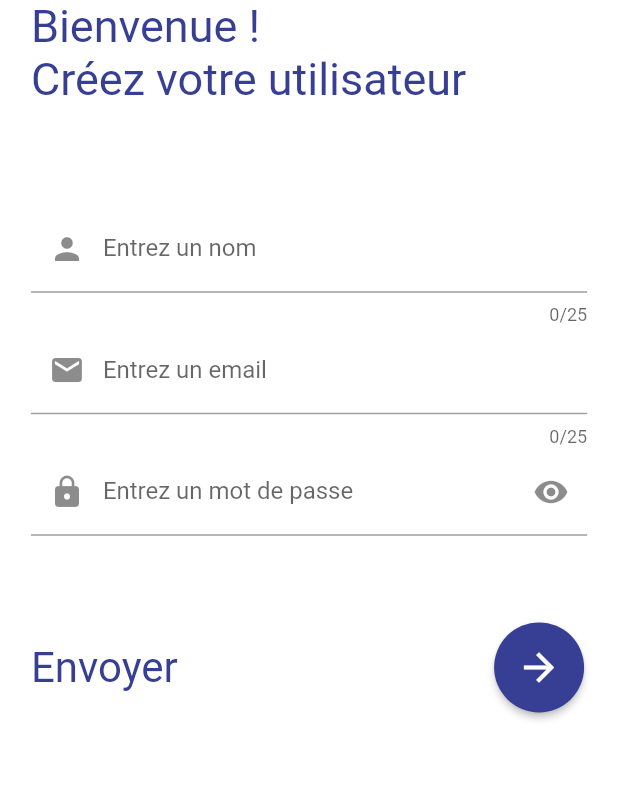
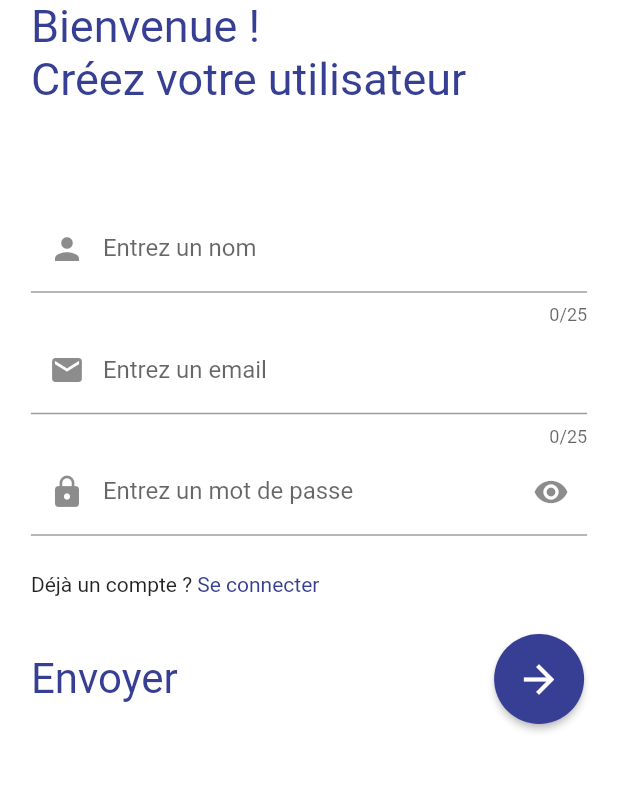
Before and after one commit to KodeLab-fr/ExpenseTracker, a Flutter app: the AuthPage screen opened by its route, on a phone screen of 412 x 824 dp, the part 222-1014 px from its top. Run offline on Flutter 3.47's test engine with Material 2 defaults, Android fonts, the phone set to English and light mode, and no system bars; our stand-ins replace flutter_dotenv, flutter_svg, get, get_storage, smooth_page_indicator; accounts and stored records are empty.

Commit message:
sign In and up working

```diff
--- a/Frontend/expensetracker/lib/shared/models/server_response.dart
+++ b/Frontend/expensetracker/lib/shared/models/server_response.dart
@@ -1,3 +1,4 @@
+///Server response model
 class ResponseModel {
   int code;
   String message;
--- a/Frontend/expensetracker/lib/src/auth/domain/models/sign_up.dart
+++ b/Frontend/expensetracker/lib/src/auth/domain/models/sign_up.dart
@@ -1,3 +1,7 @@
+
+
+import 'dart:convert';
+
 class SignUpInfo {
   String username;
   String email;
@@ -9,7 +13,18 @@ class SignUpInfo {
     required this.password,
   });
 
-  Map<String, String> toJson() {
+  factory SignUpInfo.fromMap(Map<String, dynamic> map) {
+    return SignUpInfo(
+      username: map['username'] as String,
+      email: map['email'] as String,
+      password: map['password'] as String,
+    );
+  }
+
+  factory SignUpInfo.fromJson(String source) =>
+      SignUpInfo.fromMap(json.decode(source) as Map<String, dynamic>);
+
+  Map<String, String> toMap() {
     Map<String, String> map = {
       'username': username,
       'email': email,
@@ -18,6 +33,8 @@ class SignUpInfo {
     return map;
   }
 
+  String toJson() => json.encode(toMap());
+
   @override
   String toString() {
     return 'name: $username, email: $email, password: $password';
--- a/Frontend/expensetracker/lib/src/auth/presentation/pages/authpage.dart
+++ b/Frontend/expensetracker/lib/src/auth/presentation/pages/authpage.dart
@@ -11,16 +11,26 @@ class AuthPage extends StatefulWidget {
 
 class _AuthPageState extends State<AuthPage> {
   final scaffoldKey = GlobalKey<ScaffoldState>();
+  bool isSignUpFormVisible = true;
+
+  void toggleForm() {
+    setState(() {
+      isSignUpFormVisible = !isSignUpFormVisible;
+    });
+  }
 
   @override
   Widget build(BuildContext context) {
     final double width = MediaQuery.of(context).size.width;
     return Scaffold(
-        key: scaffoldKey,
-        backgroundColor: const Color(0xFFffffff),
-        body: Padding(
-          padding: EdgeInsets.symmetric(horizontal: width * 0.05),
-          child: const SignUpForm(),
-        ));
+      key: scaffoldKey,
+      backgroundColor: const Color(0xFFffffff),
+      body: Padding(
+        padding: EdgeInsets.symmetric(horizontal: width * 0.05),
+        child: isSignUpFormVisible
+            ? SignUpForm(toggleForm: toggleForm)
+            : SignInForm(toggleForm: toggleForm),
+      ),
+    );
   }
 }
--- a/Frontend/expensetracker/lib/src/auth/presentation/widgets/sign_up_form.dart
+++ b/Frontend/expensetracker/lib/src/auth/presentation/widgets/sign_up_form.dart
@@ -5,7 +5,8 @@ import 'package:get/get.dart';
 import '../controllers/sign_up.dart';
 
 class SignUpForm extends StatefulWidget {
-  const SignUpForm({super.key});
+  final VoidCallback toggleForm;
+  const SignUpForm({super.key, required this.toggleForm});
 
   @override
   State<SignUpForm> createState() => _SignUpFormState();
@@ -14,9 +15,9 @@ class SignUpForm extends StatefulWidget {
 class _SignUpFormState extends State<SignUpForm> {
   bool hidePassword = true;
   final SignUpController _signUpController = Get.put(SignUpController());
-
   GlobalKey<FormState> globalFormKeySU = GlobalKey<FormState>();
 
+  ///Measures if the form is valid and saves it
   bool validateAndSave() {
     final form = globalFormKeySU.currentState;
     if (form!.validate()) {
@@ -26,6 +27,7 @@ class _SignUpFormState extends State<SignUpForm> {
     return false;
   }
 
+  ///Resets the form to its initial state
   void reset() {
     globalFormKeySU.currentState!.reset();
   }
@@ -115,7 +117,20 @@ class _SignUpFormState extends State<SignUpForm> {
             },
             obscureText: hidePassword,
           ),
-          SizedBox(height: height * 0.07),
+          SizedBox(height: height * 0.03),
+          Row(children: [
+            const Text('Déjà un compte ? '),
+            GestureDetector(
+              onTap: () {
+                widget.toggleForm();
+              },
+              child: const Text(
+                'Se connecter',
+                style: TextStyle(color: Color(0xFF363f93)),
+              ),
+            ),
+          ]),
+          SizedBox(height: height * 0.03),
           Row(
             mainAxisAlignment: MainAxisAlignment.spaceBetween,
             children: [
```
Also changed, not shown: Frontend/expensetracker/lib/src/auth/data/log_repo_impl.dart (+6 -2 lines), Frontend/expensetracker/lib/src/auth/domain/models/sign_in.dart (+14 -3 lines), Frontend/expensetracker/lib/src/auth/presentation/controllers/sign_in.dart (+5 -7 lines), Frontend/expensetracker/lib/src/auth/presentation/controllers/sign_up.dart (+7 -10 lines), Frontend/expensetracker/lib/src/auth/presentation/widgets/sign_in_form.dart (+17 -4 lines), Frontend/expensetracker/lib/src/forms/application/forms_service.dart (+5 -5 lines).
